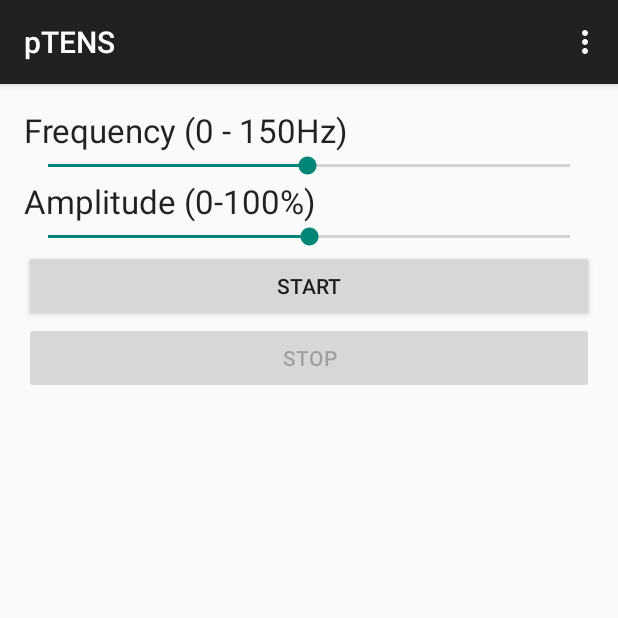
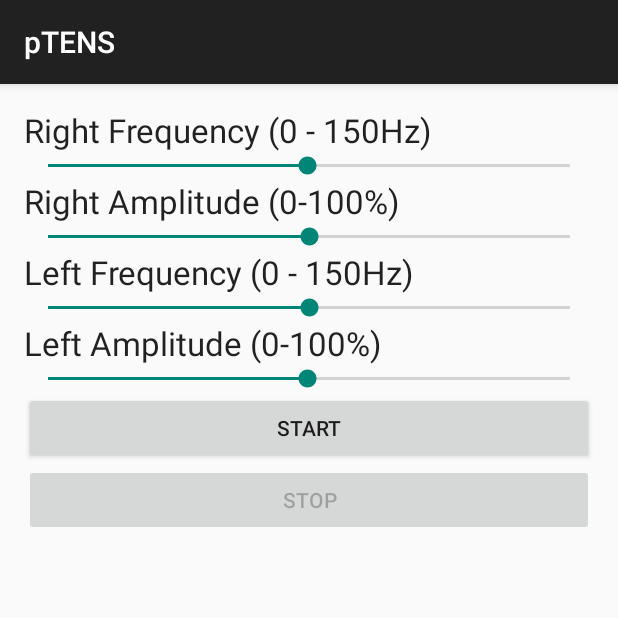
Before and after one commit to erichahn/HackDFW, an Android app: the screen it shows after launch (SineGenerator), on a phone screen of 412 x 824 dp, the top half of it. Run offline under Robolectric (Android 15) with nearby library versions, the phone set to English and light mode, and no system bars.

Commit message:
Some cleaning up to prep for stereo

```diff
--- a/android/app/src/main/java/tens_bucket/ptens/AudioGeneratorParams.java
+++ /dev/null
@@ -1,32 +0,0 @@
-package tens_bucket.ptens;
-
-public class AudioGeneratorParams {
-    private volatile int frequency;
-    private volatile double amplitude;
-
-    private int sampleRate;
-
-    public int getFrequency() {
-        return frequency;
-    }
-
-    public void setFrequency(int frequency) {
-        this.frequency = frequency;
-    }
-
-    public double getAmplitude() {
-        return amplitude;
-    }
-
-    public void setAmplitude(double amplitude) {
-        this.amplitude = amplitude;
-    }
-
-    public int getSampleRate() {
-        return sampleRate;
-    }
-
-    public void setSampleRate(int sampleRate) {
-        this.sampleRate = sampleRate;
-    }
-}
--- a/android/app/src/main/java/tens_bucket/ptens/SineGenerator.java
+++ b/android/app/src/main/java/tens_bucket/ptens/SineGenerator.java
@@ -5,11 +5,12 @@ import android.media.AudioTrack;
 import android.support.v7.app.ActionBarActivity;
 import android.os.Bundle;
 import android.util.Log;
-import android.view.Menu;
-import android.view.MenuItem;
 import android.view.View;
 import android.widget.Button;
 import android.widget.SeekBar;
+
+import tens_bucket.ptens.signal_generator.AudioGeneratorParams;
+import tens_bucket.ptens.signal_generator.AudioGeneratorTask;
 
 
 public class SineGenerator extends ActionBarActivity {
@@ -18,16 +19,19 @@ public class SineGenerator extends ActionBarActivity {
     private Button stopButton;
     private Button startButton;
 
-    private SeekBar frequency;
-    private SeekBar amplitude;
+    private SeekBar rightFrequency;
+    private SeekBar rightAmplitude;
+
+    private SeekBar leftFrequency;
+    private SeekBar leftAmplitude;
 
     private AudioGeneratorTask backgroundTask;
     private AudioGeneratorParams parameters;
 
-    private SeekBar.OnSeekBarChangeListener frequencyListener = new SeekBar.OnSeekBarChangeListener() {
+    private SeekBar.OnSeekBarChangeListener leftFrequencyListener = new SeekBar.OnSeekBarChangeListener() {
         @Override
         public void onProgressChanged(SeekBar seekBar, int progress, boolean fromUser) {
-            parameters.setFrequency(progress + 1);
+            parameters.setLeftFrequency(progress + 1);
         }
 
         @Override
@@ -41,10 +45,44 @@ public class SineGenerator extends ActionBarActivity {
         }
     };
 
-    private SeekBar.OnSeekBarChangeListener amplitudeListener = new SeekBar.OnSeekBarChangeListener() {
+    private SeekBar.OnSeekBarChangeListener leftAmplitudeListener = new SeekBar.OnSeekBarChangeListener() {
         @Override
         public void onProgressChanged(SeekBar seekBar, int progress, boolean fromUser) {
-            parameters.setAmplitude((double) progress / 100.0);
+            parameters.setLeftAmplitude((double) progress / 100.0);
+        }
+
+        @Override
+        public void onStartTrackingTouch(SeekBar seekBar) {
+
+        }
+
+        @Override
+        public void onStopTrackingTouch(SeekBar seekBar) {
+
+        }
+    };
+
+    private SeekBar.OnSeekBarChangeListener rightFrequencyListener = new SeekBar.OnSeekBarChangeListener() {
+        @Override
+        public void onProgressChanged(SeekBar seekBar, int progress, boolean fromUser) {
+            parameters.setRightFrequency(progress + 1);
+        }
+
+        @Override
+        public void onStartTrackingTouch(SeekBar seekBar) {
+
+        }
+
+        @Override
+        public void onStopTrackingTouch(SeekBar seekBar) {
+
+        }
+    };
+
+    private SeekBar.OnSeekBarChangeListener rightAmplitudeListener = new SeekBar.OnSeekBarChangeListener() {
+        @Override
+        public void onProgressChanged(SeekBar seekBar, int progress, boolean fromUser) {
+            parameters.setRightAmplitude((double) progress / 100.0);
         }
 
         @Override
@@ -66,11 +104,17 @@ public class SineGenerator extends ActionBarActivity {
         startButton = (Button) findViewById(R.id.start_button);
         stopButton = (Button) findViewById(R.id.stop_button);
 
-        frequency = (SeekBar) findViewById(R.id.freq_bar);
-        amplitude = (SeekBar) findViewById(R.id.amp_bar);
+        rightFrequency = (SeekBar) findViewById(R.id.right_freq_bar);
+        rightAmplitude = (SeekBar) findViewById(R.id.right_amp_bar);
 
-        frequency.setOnSeekBarChangeListener(frequencyListener);
-        amplitude.setOnSeekBarChangeListener(amplitudeListener);
+        rightFrequency.setOnSeekBarChangeListener(rightFrequencyListener);
+        rightAmplitude.setOnSeekBarChangeListener(rightAmplitudeListener);
+
+        leftFrequency = (SeekBar) findViewById(R.id.left_freq_bar);
+        leftAmplitude = (SeekBar) findViewById(R.id.left_amp_bar);
+
+        leftFrequency.setOnSeekBarChangeListener(leftFrequencyListener);
+        leftAmplitude.setOnSeekBarChangeListener(leftAmplitudeListener);
 
         parameters = new AudioGeneratorParams();
 
@@ -79,8 +123,10 @@ public class SineGenerator extends ActionBarActivity {
         Log.d(LOG_TAG, "Sample Rate: " + sampleRate);
 
         parameters.setSampleRate(sampleRate);
-        parameters.setFrequency(frequency.getProgress() + 1);
-        parameters.setAmplitude((double) amplitude.getProgress() / 100.0);
+        parameters.setRightFrequency(rightFrequency.getProgress() + 1);
+        parameters.setRightAmplitude((double) rightAmplitude.getProgress() / 100.0);
+        parameters.setLeftFrequency(leftFrequency.getProgress() + 1);
+        parameters.setLeftAmplitude((double) leftAmplitude.getProgress() / 100.0);
     }
 
     public void stop(View view) {
@@ -99,27 +145,4 @@ public class SineGenerator extends ActionBarActivity {
         stopButton.setEnabled(started);
         startButton.setEnabled(!started);
     }
-
-
-    @Override
-    public boolean onCreateOptionsMenu(Menu menu) {
-        // Inflate the menu; this adds items to the action bar if it is present.
-        getMenuInflater().inflate(R.menu.menu_sine_generator, menu);
-        return true;
-    }
-
-    @Override
-    public boolean onOptionsItemSelected(MenuItem item) {
-        // Handle action bar item clicks here. The action bar will
-        // automatically handle clicks on the Home/Up button, so long
-        // as you specify a parent activity in AndroidManifest.xml.
-        int id = item.getItemId();
-
-        //noinspection SimplifiableIfStatement
-        if (id == R.id.action_settings) {
-            return true;
-        }
-
-        return super.onOptionsItemSelected(item);
-    }
 }
--- /dev/null
+++ b/android/app/src/main/java/tens_bucket/ptens/signal_generator/AudioGeneratorParams.java
@@ -0,0 +1,51 @@
+package tens_bucket.ptens.signal_generator;
+
+public class AudioGeneratorParams {
+    private volatile int leftFrequency;
+    private volatile double leftAmplitude;
+
+    private volatile int rightFrequency;
+    private volatile double rightAmplitude;
+
+    private int sampleRate;
+
+    public int getRightFrequency() {
+        return rightFrequency;
+    }
+
+    public void setRightFrequency(int rightFrequency) {
+        this.rightFrequency = rightFrequency;
+    }
+
+    public double getRightAmplitude() {
+        return rightAmplitude;
+    }
+
+    public void setRightAmplitude(double rightAmplitude) {
+        this.rightAmplitude = rightAmplitude;
+    }
+
+    public int getSampleRate() {
+        return sampleRate;
+    }
+
+    public void setSampleRate(int sampleRate) {
+        this.sampleRate = sampleRate;
+    }
+
+    public int getLeftFrequency() {
+        return leftFrequency;
+    }
+
+    public void setLeftFrequency(int leftFrequency) {
+        this.leftFrequency = leftFrequency;
+    }
+
+    public double getLeftAmplitude() {
+        return leftAmplitude;
+    }
+
+    public void setLeftAmplitude(double leftAmplitude) {
+        this.leftAmplitude = leftAmplitude;
+    }
+}
--- a/android/app/src/main/java/tens_bucket/ptens/AudioGeneratorTask.java
+++ b/android/app/src/main/java/tens_bucket/ptens/signal_generator/AudioGeneratorTask.java
@@ -1,4 +1,4 @@
-package tens_bucket.ptens;
+package tens_bucket.ptens.signal_generator;
 
 import android.media.AudioFormat;
 import android.media.AudioManager;
@@ -8,7 +8,6 @@ import android.util.Log;
 
 import com.google.common.base.Preconditions;
 
-import java.nio.ByteBuffer;
 import java.nio.ShortBuffer;
 
 public class AudioGeneratorTask extends AsyncTask<AudioGeneratorParams, Void, Void> {
@@ -61,8 +60,8 @@ public class AudioGeneratorTask extends AsyncTask<AudioGeneratorParams, Void, Vo
 
         for(int i = 0; i < buffer.length; i++) {
             double time = (double) ( i + startOffset ) / parameters.getSampleRate();
-            double sinValue = Math.sin(2 * Math.PI * parameters.getFrequency() * time);
-            buf.put((short) (sinValue * parameters.getAmplitude() * Short.MAX_VALUE));
+            double sinValue = Math.sin(2 * Math.PI * parameters.getRightFrequency() * time);
+            buf.put((short) (sinValue * parameters.getRightAmplitude() * Short.MAX_VALUE));
         }
         return buffer;
     }
--- a/android/app/src/main/res/layout/activity_sine_generator.xml
+++ b/android/app/src/main/res/layout/activity_sine_generator.xml
@@ -8,7 +8,7 @@
     <SeekBar
         android:layout_width="wrap_content"
         android:layout_height="wrap_content"
-        android:id="@+id/freq_bar"
+        android:id="@+id/right_freq_bar"
         android:layout_below="@+id/textView"
         android:layout_alignParentLeft="true"
         android:layout_alignParentStart="true"
@@ -20,7 +20,7 @@
     <SeekBar
         android:layout_width="wrap_content"
         android:layout_height="wrap_content"
-        android:id="@+id/amp_bar"
+        android:id="@+id/right_amp_bar"
         android:layout_below="@+id/amp_label"
         android:layout_alignParentLeft="true"
         android:layout_alignParentStart="true"
@@ -32,7 +32,7 @@
         android:layout_width="wrap_content"
         android:layout_height="wrap_content"
         android:textAppearance="?android:attr/textAppearanceLarge"
-        android:text="@string/freq_str"
+        android:text="@string/right_freq_str"
         android:id="@+id/textView"
         android:layout_alignParentTop="true"
         android:layout_alignParentLeft="true"
@@ -44,9 +44,9 @@
         android:layout_width="wrap_content"
         android:layout_height="wrap_content"
         android:textAppearance="?android:attr/textAppearanceLarge"
-        android:text="@string/amp_str"
+        android:text="@string/right_amp_str"
         android:id="@+id/amp_label"
-        android:layout_below="@+id/freq_bar"
+        android:layout_below="@+id/right_freq_bar"
         android:layout_alignParentLeft="true"
         android:layout_alignParentStart="true"
         android:layout_alignParentRight="true"
@@ -57,12 +57,12 @@
         android:layout_height="wrap_content"
         android:text="Start"
         android:id="@+id/start_button"
-        android:layout_below="@+id/amp_bar"
+        android:onClick="start"
+        android:layout_below="@+id/left_amp_bar"
         android:layout_alignParentLeft="true"
         android:layout_alignParentStart="true"
-        android:layout_alignRight="@+id/amp_bar"
-        android:layout_alignEnd="@+id/amp_bar"
-        android:onClick="start" />
+        android:layout_alignRight="@+id/left_amp_bar"
+        android:layout_alignEnd="@+id/left_amp_bar" />
 
     <Button
         android:layout_width="wrap_content"
@@ -76,4 +76,51 @@
         android:layout_alignEnd="@+id/start_button"
         android:enabled="false"
         android:onClick="stop" />
+
+    <TextView
+        android:layout_width="wrap_content"
+        android:layout_height="wrap_content"
+        android:textAppearance="?android:attr/textAppearanceLarge"
+        android:text="@string/left_freq_str"
+        android:id="@+id/left_freq_label"
+        android:layout_below="@+id/right_amp_bar"
+        android:layout_alignParentLeft="true"
+        android:layout_alignParentStart="true"
+        android:layout_alignRight="@+id/right_amp_bar"
+        android:layout_alignEnd="@+id/right_amp_bar" />
+
+    <SeekBar
+        android:layout_width="wrap_content"
+        android:layout_height="wrap_content"
+        android:id="@+id/left_freq_bar"
+        android:progress="50"
+        android:layout_below="@+id/left_freq_label"
+        android:layout_alignParentRight="true"
+        android:layout_alignParentEnd="true"
+        android:layout_alignParentLeft="true"
+        android:layout_alignParentStart="true" />
+
+    <TextView
+        android:layout_width="wrap_content"
+        android:layout_height="wrap_content"
+        android:textAppearance="?android:attr/textAppearanceLarge"
+        android:text="@string/left_amp_str"
+        android:id="@+id/left_amp_label"
+        android:layout_below="@+id/left_freq_bar"
+        android:layout_alignParentLeft="true"
+        android:layout_alignParentStart="true"
+        android:layout_alignRight="@+id/left_freq_bar"
+        android:layout_alignEnd="@+id/left_freq_bar" />
+
+    <SeekBar
+        android:layout_width="wrap_content"
+        android:layout_height="wrap_content"
+        android:id="@+id/left_amp_bar"
+        android:max="149"
+        android:progress="74"
+        android:layout_below="@+id/left_amp_label"
+        android:layout_alignParentLeft="true"
+        android:layout_alignParentStart="true"
+        android:layout_alignRight="@+id/left_freq_bar"
+        android:layout_alignEnd="@+id/left_freq_bar" />
 </RelativeLayout>
--- a/android/app/src/main/res/menu/menu_sine_generator.xml
+++ /dev/null
@@ -1,6 +0,0 @@
-<menu xmlns:android="http://schemas.android.com/apk/res/android"
-    xmlns:app="http://schemas.android.com/apk/res-auto"
-    xmlns:tools="http://schemas.android.com/tools" tools:context=".SineGenerator">
-    <item android:id="@+id/action_settings" android:title="@string/action_settings"
-        android:orderInCategory="100" app:showAsAction="never" />
-</menu>
--- a/android/app/src/main/res/values/strings.xml
+++ b/android/app/src/main/res/values/strings.xml
@@ -1,8 +1,8 @@
 <resources>
     <string name="app_name">pTENS</string>
 
-    <string name="hello_world">Hello world!</string>
-    <string name="action_settings">Settings</string>
-    <string name="freq_str">Frequency (0 - 150Hz)</string>
-    <string name="amp_str">Amplitude (0-100%)</string>
+    <string name="right_freq_str">Right Frequency (0 - 150Hz)</string>
+    <string name="right_amp_str">Right Amplitude (0-100%)</string>
+    <string name="left_freq_str">Left Frequency (0 - 150Hz)</string>
+    <string name="left_amp_str">Left Amplitude (0-100%)</string>
 </resources>
```
